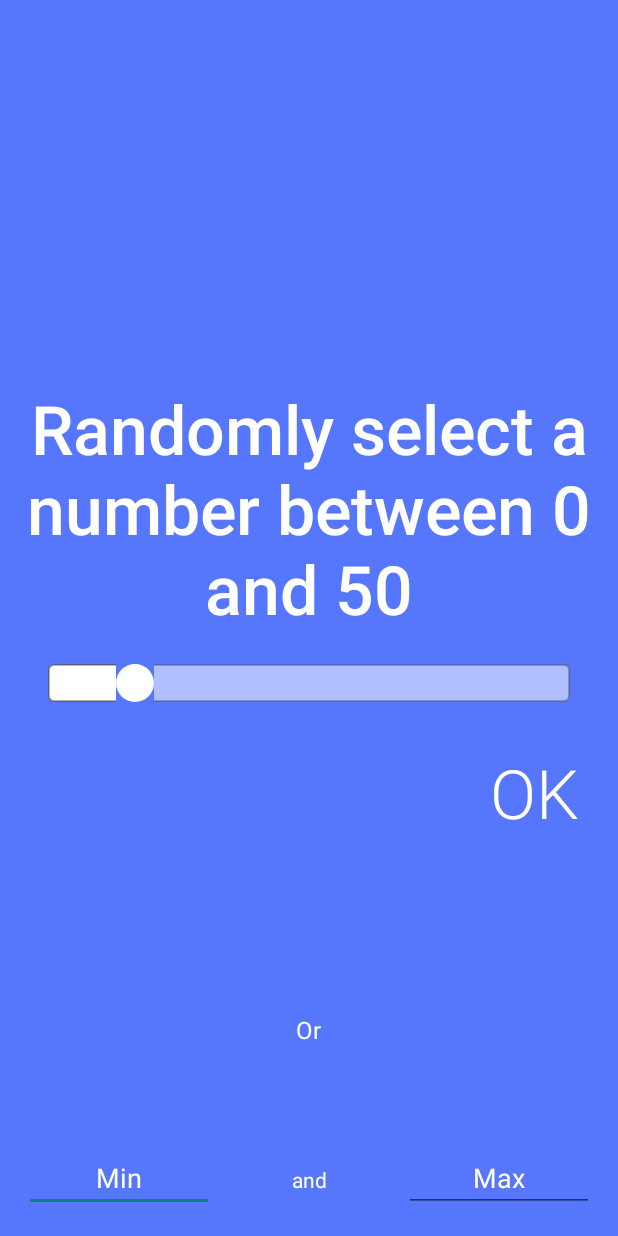
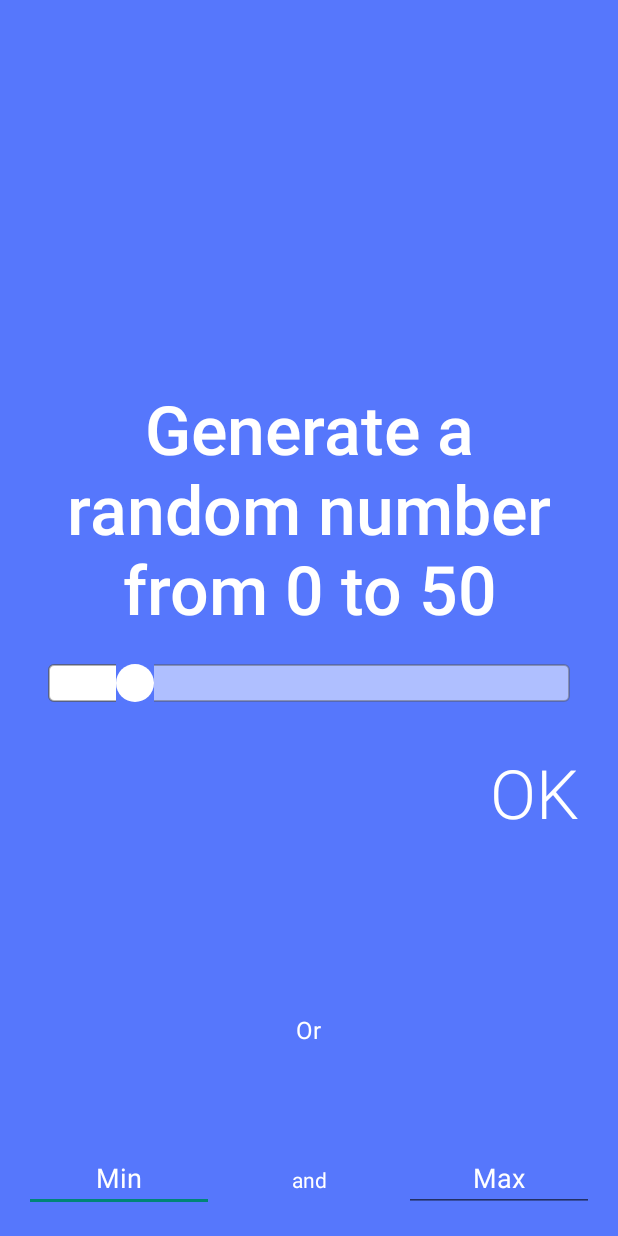
Before and after one commit to pedrofsn/AgiteParaSortear, an Android app: the screen it shows after launch (ActivityLimiteSorteio), on a phone screen of 412 x 824 dp. Run offline under Robolectric (Android 15) with nearby library versions, the phone set to English and light mode, and no system bars.

Commit message:
Corrigindo textos

```diff
--- a/app/src/main/res/values/strings.xml
+++ b/app/src/main/res/values/strings.xml
@@ -2,8 +2,8 @@
 <resources>
 
     <string name="app_name">Shake Raffle</string>
-    <string name="sortear_um_numero_entre">Randomly select a number between 0 and %d</string>
-    <string name="sortear_entre_x_e_y" formatted="false">Randomly between %d and %d</string>
+    <string name="sortear_um_numero_entre">Generate a random number from 0 to %d</string>
+    <string name="sortear_entre_x_e_y" formatted="false">Ranges from %d to %d</string>
     <string name="agite_para_sortear">Shake Raffle!</string>
     <string name="alerta">Please select a value equal to or greater than 1.</string>
     <string name="min">Min</string>
```
Also changed, not shown: 1 other file.
